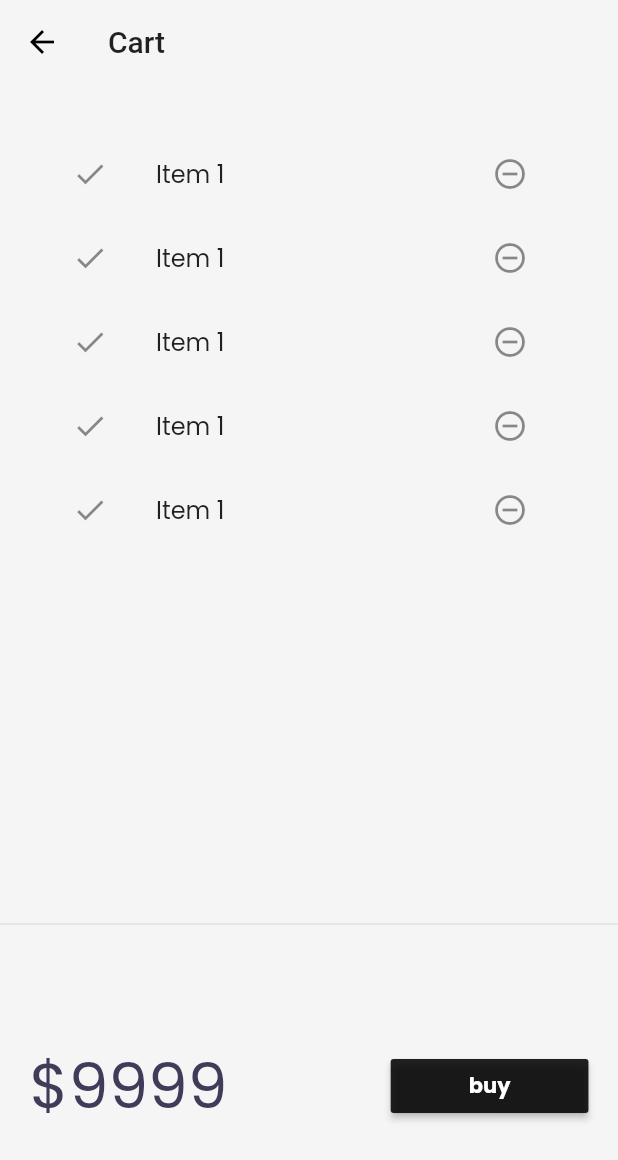
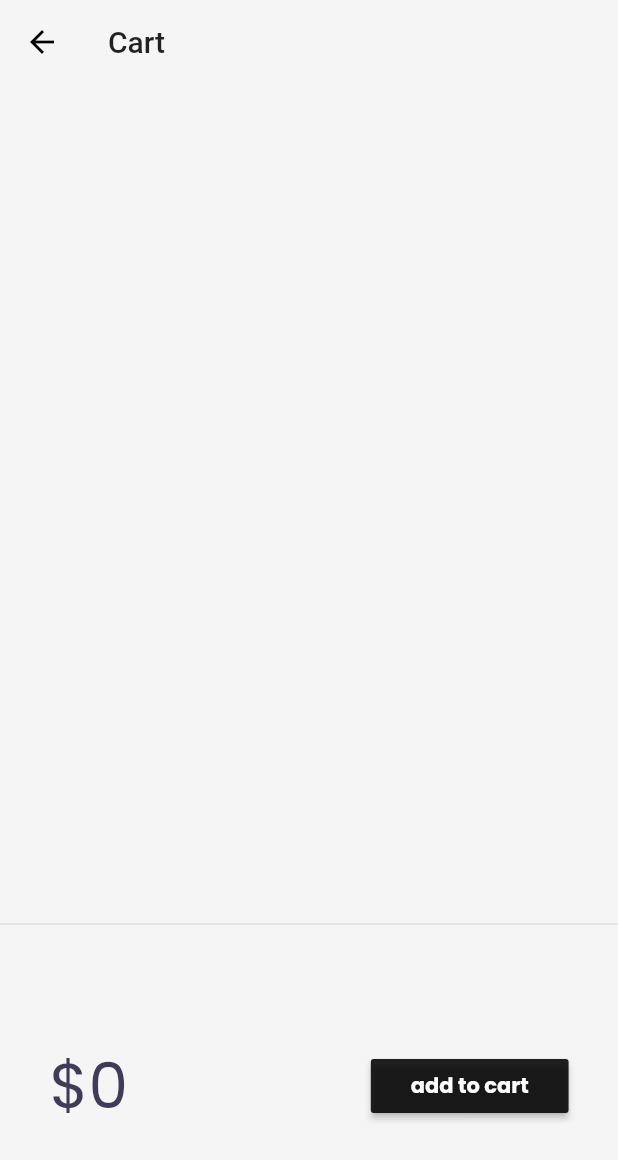
Before and after one commit to freedsalman/30DaysOfFlutter, a Flutter app: the HomePage screen opened by its route, after a tap on an icon or button, on a phone screen of 412 x 824 dp. Shown: the top 1160 px of the screen. Run offline on Flutter 3.47's test engine with Material 2 defaults, Android fonts, the phone set to English and light mode, and no system bars; our stand-ins replace google_fonts, velocity_x; network calls fail.

Commit message:
day 24 completed

```diff
--- a/lib/models/cart.dart
+++ b/lib/models/cart.dart
@@ -1,11 +1,16 @@
 import 'package:flutter_catalog/models/catalog.dart';
 
 class CartModel {
+  static final cartModel = CartModel._internal();
+
+  CartModel._internal();
+
+  factory CartModel() => cartModel;
   // catalog field
   CatalogModel _catalog;
 
   // Collection of IDs - store Ids of each item
-  final List<int> _itemIds = [];
+  List<int> _itemIds = [];
 
   // Get Catalog
   CatalogModel get catalog => _catalog;
@@ -16,7 +21,9 @@ class CartModel {
   }
 
   // Get items in the cart
-  List<Item> get items => _itemIds.map((id) => _catalog.getById(id)).toList();
+  List<Item> get items {
+    return _itemIds.map((id) => _catalog.getById(id)).toList();
+  }
 
   // Get total price
   num get totalPrice =>
--- a/lib/models/catalog.dart
+++ b/lib/models/catalog.dart
@@ -1,6 +1,12 @@
 import 'dart:convert';
 
 class CatalogModel {
+  static final catModel = CatalogModel._internal();
+
+  CatalogModel._internal();
+
+  factory CatalogModel() => catModel;
+
   static List<Item> items;
 
   // Get Item by ID
--- a/lib/screens/cart_page.dart
+++ b/lib/screens/cart_page.dart
@@ -1,4 +1,5 @@
 import 'package:flutter/material.dart';
+import 'package:flutter_catalog/models/cart.dart';
 import 'package:velocity_x/velocity_x.dart';
 
 class CartPage extends StatelessWidget {
@@ -24,17 +25,22 @@ class CartPage extends StatelessWidget {
 class _CartTotal extends StatelessWidget {
   @override
   Widget build(BuildContext context) {
+    final _cart = CartModel();
     return SizedBox(
       height: 200,
       child: Row(
         mainAxisAlignment: MainAxisAlignment.spaceAround,
         children: [
-          "\$9999".text.xl5.color(context.theme.accentColor).make(),
+          "\$${_cart.totalPrice}"
+              .text
+              .xl5
+              .color(context.theme.accentColor)
+              .make(),
           30.widthBox,
           RaisedButton(
             color: Colors.black87,
             child: Text(
-              "buy",
+              "add to cart",
               style:
                   TextStyle(fontWeight: FontWeight.bold, color: Colors.white),
             ),
@@ -52,17 +58,20 @@ class _CartList extends StatefulWidget {
 }
 
 class __CartListState extends State<_CartList> {
+  final _cart = CartModel();
   @override
   Widget build(BuildContext context) {
+    print("--calling");
+    print(_cart.items?.length);
     return ListView.builder(
-      itemCount: 5,
+      itemCount: _cart.items?.length,
       itemBuilder: (context, index) => ListTile(
         leading: Icon(Icons.done),
         trailing: IconButton(
           icon: Icon(Icons.remove_circle_outline),
           onPressed: () {},
         ),
-        title: "Item 1".text.make(),
+        title: _cart.items[index].name.text.make(),
       ),
     );
   }
--- a/lib/widgets/home_widgets/catalog_list.dart
+++ b/lib/widgets/home_widgets/catalog_list.dart
@@ -1,4 +1,5 @@
 import 'package:flutter/material.dart';
+import 'package:flutter_catalog/models/cart.dart';
 import 'package:flutter_catalog/models/catalog.dart';
 import 'package:flutter_catalog/screens/home_detail_page.dart';
 import 'package:flutter_catalog/widgets/themes.dart';
@@ -18,9 +19,7 @@ class CatalogList extends StatelessWidget {
           onTap: () => Navigator.push(
             context,
             MaterialPageRoute(
-              builder: (context) => HomeDetailPage(
-                catalog: catalog,
-              ),
+              builder: (context) => HomeDetailPage(catalog: catalog),
             ),
           ),
           child: CatalogItem(catalog: catalog),
@@ -53,7 +52,7 @@ class CatalogItem extends StatelessWidget {
             crossAxisAlignment: CrossAxisAlignment.start,
             mainAxisAlignment: MainAxisAlignment.center,
             children: [
-              catalog.name.text.lg.color(MyTheme.darkBluishColor).bold.make(),
+              catalog.name.text.lg.color(context.accentColor).bold.make(),
               catalog.desc.text.textStyle(context.captionStyle).make(),
               10.heightBox,
               ButtonBar(
@@ -61,21 +60,52 @@ class CatalogItem extends StatelessWidget {
                 buttonPadding: EdgeInsets.zero,
                 children: [
                   "\$${catalog.price}".text.bold.xl.make(),
-                  RaisedButton(
-                    color: Colors.black87,
-                    child: Text(
-                      "add to cart",
-                      style: TextStyle(
-                          fontWeight: FontWeight.bold, color: Colors.white),
-                    ),
-                    onPressed: () {},
-                  )
+                  _AddToCart(catalog: catalog)
                 ],
               ).pOnly(right: 8.0)
             ],
           ))
         ],
       ),
-    ).white.rounded.square(150).make().py16();
+    ).color(context.cardColor).rounded.square(150).make().py16();
   }
 }
+
+class _AddToCart extends StatefulWidget {
+  final Item catalog;
+  const _AddToCart({
+    Key key,
+    this.catalog,
+  }) : super(key: key);
+
+  @override
+  __AddToCartState createState() => __AddToCartState();
+}
+
+class __AddToCartState extends State<_AddToCart> {
+  bool isAdded = false;
+
+  @override
+  Widget build(BuildContext context) {
+    return RaisedButton(
+      color: Colors.black87,
+      child: Row(
+        children: [
+          isAdded ? Icon(Icons.done) : "Add to cart".text.make(),
+          Text(
+            "add to cart",
+            style: TextStyle(fontWeight: FontWeight.bold, color: Colors.white),
+          ),
+        ],
+      ),
+      onPressed: () {
+        isAdded = isAdded.toggle();
+        final _catalog = CatalogModel();
+        final _cart = CartModel();
+        _cart.catalog = _catalog;
+        _cart.add(widget.catalog);
+        setState(() {});
+      },
+    );
+  }
+}
```
